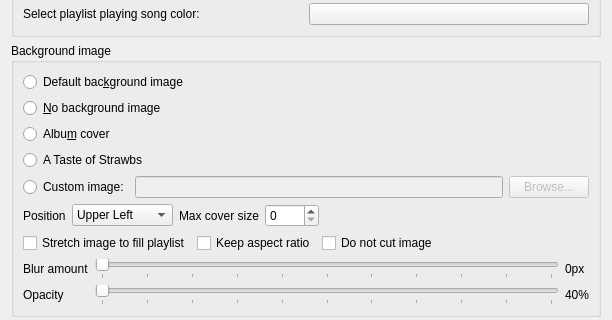
Before: the Qt Designer form src/settings/appearancesettingspage.ui in BeRightBack/mango, drawn with Qt 5; both pictures show x 0 to 612 and y 450 to 770 of the 612 by 1166 pixel window.
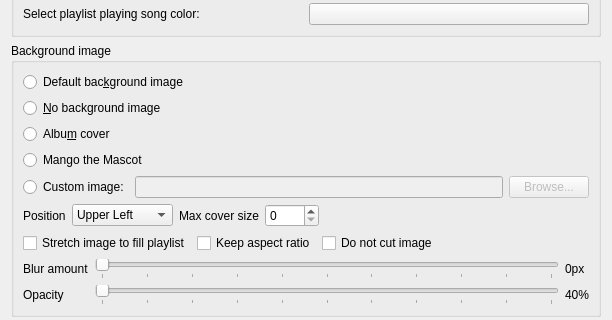
After: the same form once the commit is applied.

Commit message: Draw a mango mascot and use it for the playlist background option

The edit to the form file:
```diff
--- a/src/settings/appearancesettingspage.ui
+++ b/src/settings/appearancesettingspage.ui
@@ -267,7 +267,7 @@
       <item>
        <widget class="QRadioButton" name="use_strawbs_background">
         <property name="text">
-         <string notr="true">A Taste of Strawbs</string>
+         <string notr="true">Mango the Mascot</string>
         </property>
        </widget>
       </item>
```
Left out of the diff: 4 changed lines with no effect on the pictures. The commit also changes 7 other files.
